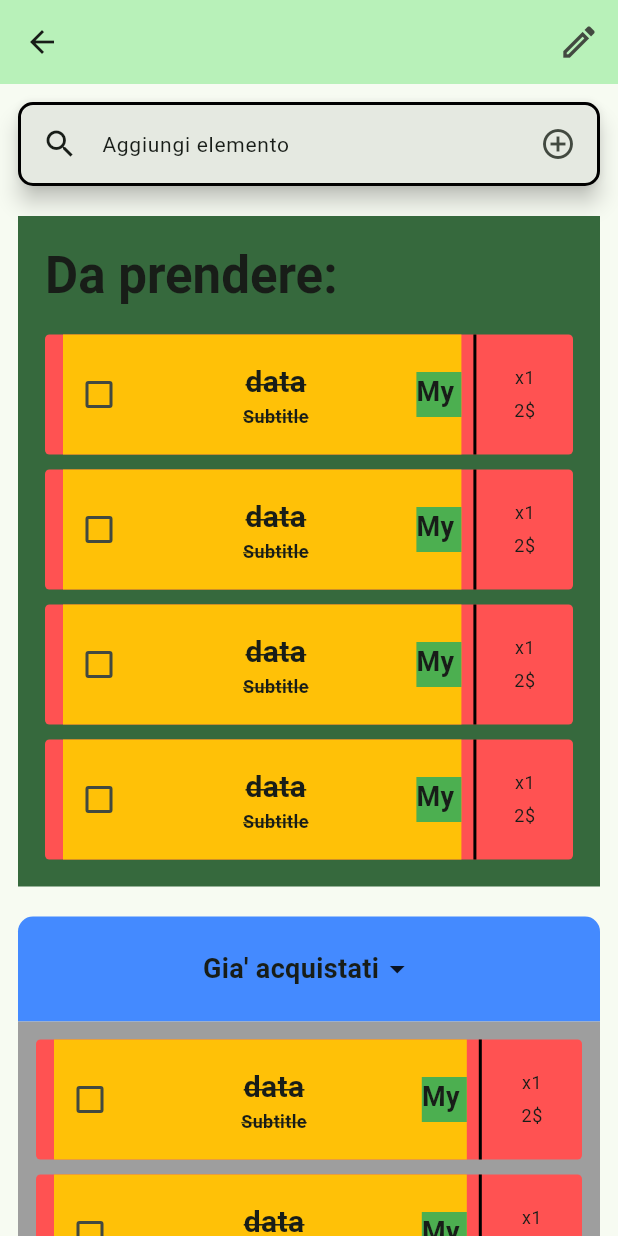
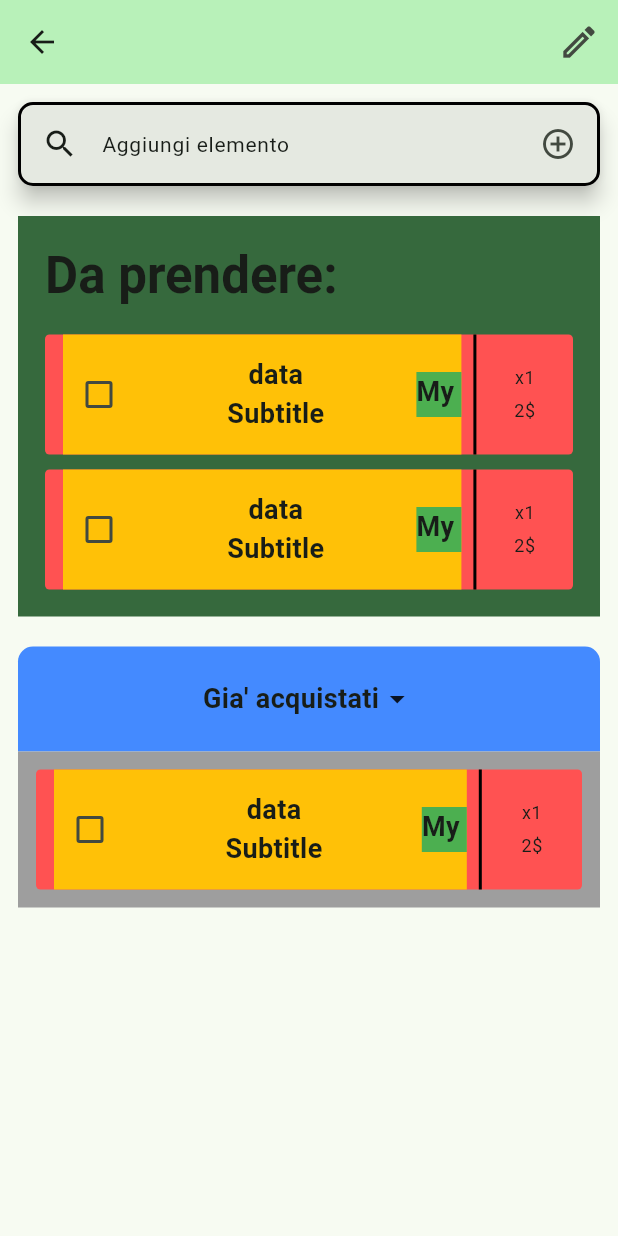
Before and after one commit to E-d-o/FoodPlan, a Flutter app: the SingleListPage screen opened directly, on a phone screen of 412 x 824 dp. Run offline on Flutter 3.47's test engine with Material 3 defaults, Android fonts, the light colour scheme and no system bars.

Commit message:
finished basic actions of singlelistmanager and configured its main lists

```diff
--- a/lib/components/list_item.dart
+++ b/lib/components/list_item.dart
@@ -1,8 +1,10 @@
 import 'package:flutter/material.dart';
+import 'package:foodplan/notifiers/single_list_manager.dart';
+import 'package:provider/provider.dart';
 
 class ListItem extends StatelessWidget {
-  const ListItem({super.key});
-
+  const ListItem({super.key, required this.id});
+  final String id;
   @override
   Widget build(BuildContext context) {
     return Material(
@@ -27,23 +29,25 @@ class ListItem extends StatelessWidget {
     return Container(
       height: 80,
       padding: EdgeInsets.only(left: 12),
-      child: Row(spacing: 8, children: [LeftItemPart(), RightItemPart()]),
+      child: Row(
+        spacing: 8,
+        children: [
+          LeftItemPart(id: id),
+          RightItemPart(),
+        ],
+      ),
     );
   }
 }
 
-class LeftItemPart extends StatefulWidget {
-  const LeftItemPart({super.key});
+class LeftItemPart extends StatelessWidget {
+  const LeftItemPart({super.key, required this.id});
+  final String id;
 
   @override
-  State<LeftItemPart> createState() => _LeftItemPartState();
-}
+  Widget build(BuildContext context) {
+    final singleListManager = context.watch<SingleListManager>();
 
-class _LeftItemPartState extends State<LeftItemPart> {
-  bool checkValue = false;
-  bool isHome = true;
-  @override
-  Widget build(BuildContext context) {
     return Expanded(
       flex: 4,
       child: Container(
@@ -54,18 +58,16 @@ class _LeftItemPartState extends State<LeftItemPart> {
           mainAxisAlignment: MainAxisAlignment.spaceBetween,
           children: [
             Checkbox(
-              value: checkValue,
+              value: singleListManager.getCheckedValue(id),
               onChanged: (value) {
-                setState(() {
-                  checkValue = value!;
-                });
+                singleListManager.changeCheckedValue(id);
               },
             ),
             Column(
               mainAxisAlignment: MainAxisAlignment.center,
               children: [
-                Text("data", style: isHomeStyle(context, true)),
-                Text("Subtitle", style: isHomeStyle(context, false)),
+                Text("data", style: null),
+                Text("Subtitle", style: null),
               ],
             ),
             Container(
@@ -78,22 +80,6 @@ class _LeftItemPartState extends State<LeftItemPart> {
         ),
       ),
     );
-  }
-
-  TextStyle? isHomeStyle(BuildContext context, bool isTitle) {
-    if (isHome) {
-      if (isTitle) {
-        return TextStyle(fontSize: 20, decoration: TextDecoration.lineThrough);
-      } else {
-        return TextStyle(fontSize: 12, decoration: TextDecoration.lineThrough);
-      }
-    } else {
-      if (isTitle) {
-        return Theme.of(context).textTheme.displaySmall;
-      } else {
-        return Theme.of(context).textTheme.displaySmall;
-      }
-    }
   }
 }
 
--- a/lib/notifiers/single_list_manager.dart
+++ b/lib/notifiers/single_list_manager.dart
@@ -1,11 +1,54 @@
 import 'package:flutter/widgets.dart';
+import 'package:foodplan/components/list_item.dart';
+import 'package:uuid/uuid.dart';
+
+final uuid = Uuid();
 
 class SingleListManager with ChangeNotifier {
+  final List<ListItem> requiredItemsList = [
+    ListItem(id: "ciccio"),
+    ListItem(id: "ciccio"),
+  ];
+  final List<ListItem> homeItemsList = [ListItem(id: "ciccio")];
+  late final List<List<ListItem>> completeList;
   bool _isHomeItemsVisible = true;
+
   bool get isHomeItemsVisible => _isHomeItemsVisible;
+  final Map<String, bool> _listChecked = {};
+
+  SingleListManager() {
+    completeList = [requiredItemsList, homeItemsList];
+    _listChecked["ciccio"] = false;
+  }
 
   void changeHomeItemsVisibility() {
     _isHomeItemsVisible = !isHomeItemsVisible;
     notifyListeners();
   }
+
+  bool getCheckedValue(String listId) {
+    if (_listChecked[listId] == null) {
+      return false;
+    } else {
+      return _listChecked[listId]!;
+    }
+  }
+
+  void addNewItem() {
+    String newid = uuid.v4();
+    requiredItemsList.add(ListItem(id: newid));
+    _listChecked[newid] = false;
+
+    notifyListeners();
+  }
+
+  void changeCheckedValue(String listId) {
+    if (_listChecked[listId] != null) {
+      _listChecked[listId] = !_listChecked[listId]!;
+    } else {
+      throw Exception("checking list: value in map is null");
+    }
+
+    notifyListeners();
+  }
 }
--- a/lib/pages/single_list_page.dart
+++ b/lib/pages/single_list_page.dart
@@ -1,6 +1,5 @@
 import 'package:flutter/material.dart';
 import 'package:foodplan/components/custom_search_bar.dart';
-import 'package:foodplan/components/list_item.dart';
 import 'package:foodplan/notifiers/single_list_manager.dart';
 import 'package:provider/provider.dart';
 
@@ -41,14 +40,10 @@ class BodyContent extends StatelessWidget {
 }
 
 class _NeededItems extends StatelessWidget {
-  final List<ListItem> itemsList = [
-    ListItem(),
-    ListItem(),
-    ListItem(),
-    ListItem(),
-  ];
   @override
   Widget build(BuildContext context) {
+    final singleListManager = context.watch<SingleListManager>();
+    final itemsList = singleListManager.requiredItemsList;
     return Container(
       padding: EdgeInsets.all(18),
       width: double.infinity,
@@ -73,10 +68,11 @@ class _NeededItems extends StatelessWidget {
 }
 
 class _AtHomeItems extends StatelessWidget {
-  final List<ListItem> atHomeItems = [ListItem(), ListItem(), ListItem()];
   static const double topRadiusTextRegion = 10.0;
   @override
   Widget build(BuildContext context) {
+    final singleListManager = context.watch<SingleListManager>();
+    final atHomeItems = singleListManager.homeItemsList;
     return Selector<SingleListManager, bool>(
       //handles the rebuilding of _AtHomeItems based on the changing of only the value of isHomeItemsVisible
       selector: (context, provider) => provider.isHomeItemsVisible,
```
